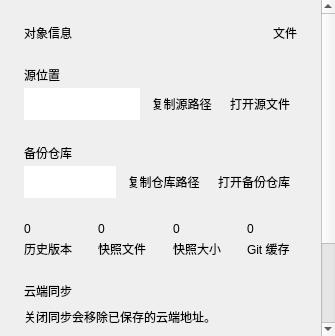
The window that windows/mainwindow_child/homepage/pages/homepage_page_dashboard.ui (Zao-chen/ZcVersionBox) describes before a commit, drawn with Qt 5.
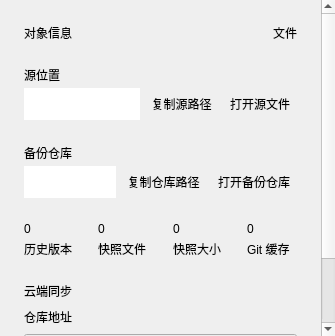
The same window after the commit. Custom widgets are drawn as their Qt base class.

Commit message: fix(ui): 精简概览状态与云端同步提示

```diff
--- a/windows/mainwindow_child/homepage/pages/homepage_page_dashboard.ui
+++ b/windows/mainwindow_child/homepage/pages/homepage_page_dashboard.ui
@@ -620,19 +620,6 @@
               </item>
              </layout>
             </item>
-            <item>
-             <widget class="QLabel" name="remoteHint">
-              <property name="text">
-               <string>关闭同步会移除已保存的云端地址。</string>
-              </property>
-              <property name="textFormat">
-               <enum>Qt::PlainText</enum>
-              </property>
-              <property name="wordWrap">
-               <bool>true</bool>
-              </property>
-             </widget>
-            </item>
             <item>
              <widget class="QWidget" name="remoteContent">
               <layout class="QVBoxLayout" name="remoteContentLayout">
```
The commit also changes 2 other files.
